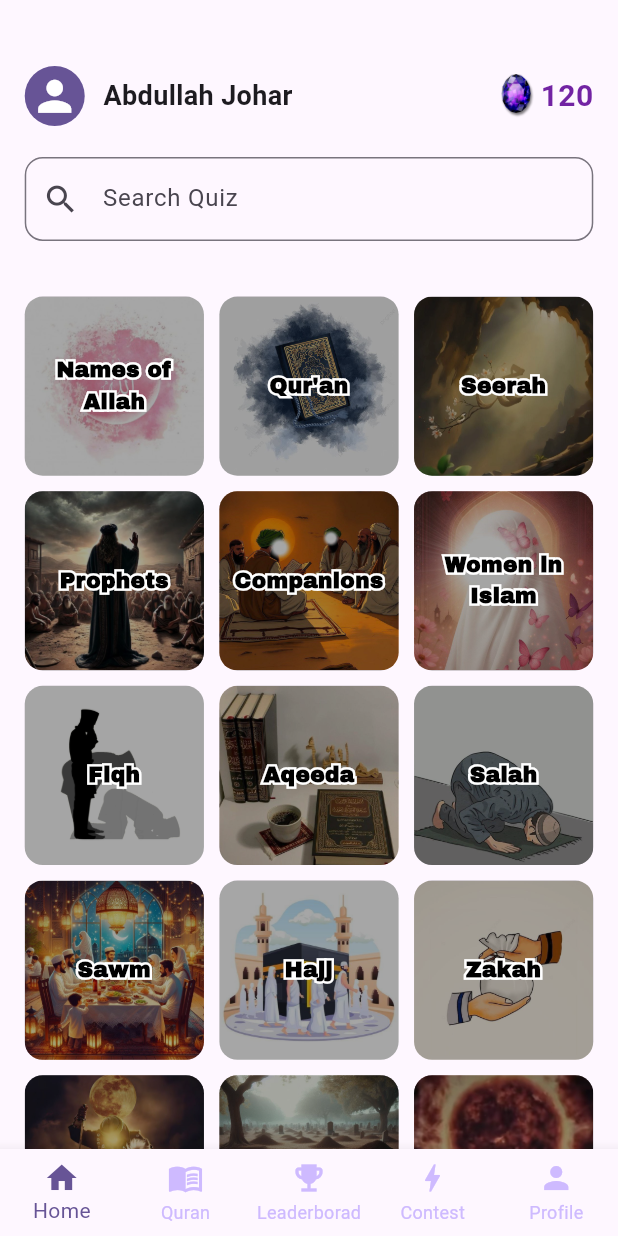
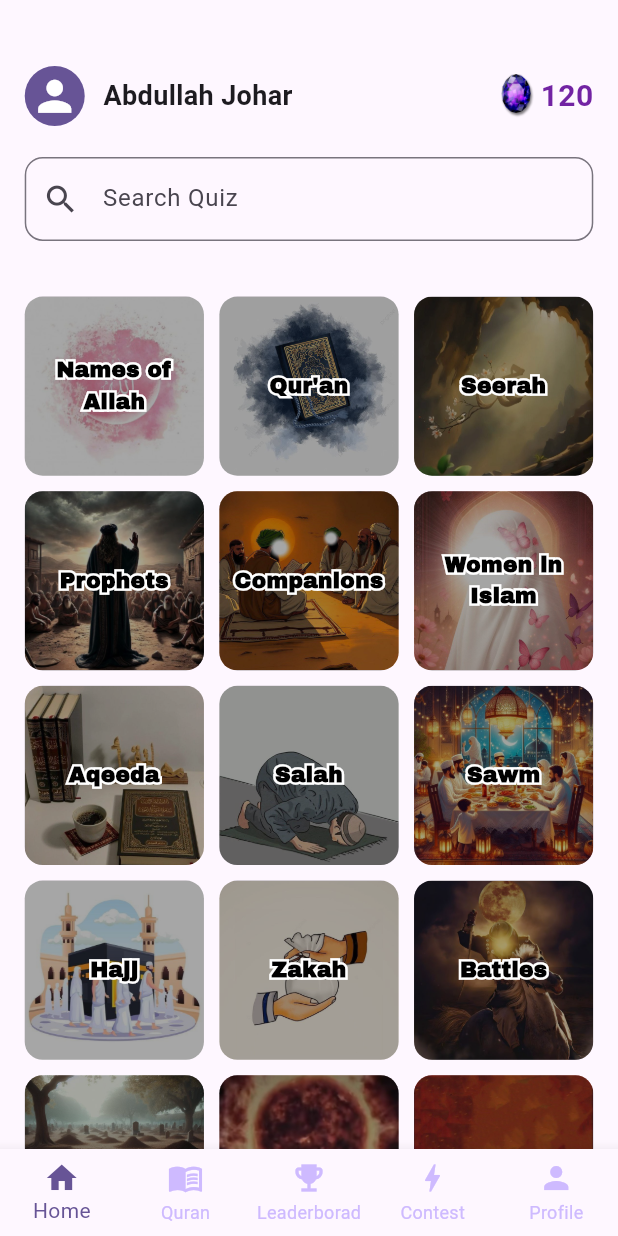
Before and after one commit to abdullahjohar23/islamic-quiz-app, a Flutter app: the screen it shows after launch, on a phone screen of 412 x 824 dp. Run offline on Flutter 3.47's test engine with Material 3 defaults, Android fonts, the phone set to English and light mode, and no system bars; project files that could hold a hidden picture were left out.

Commit message:
Fiqh removed from quiz category

```diff
--- a/lib/pages/quiz_category_list.dart
+++ b/lib/pages/quiz_category_list.dart
@@ -13,7 +13,6 @@ final List<List<String>> categoryData = [
     ["Prophets", "prophetsbg.jpg"],
     ["Companions", "companionsbg.jpg"],
     ["Women in Islam", "womenbg.jpg"],
-    ["Fiqh", "fiqhbg.jpg"],
     ["Aqeeda", "aqeedahbg.jpg"],
     ["Salah", "salahbg.jpg"],
     ["Sawm", "sawmbg.jpg"],
```
